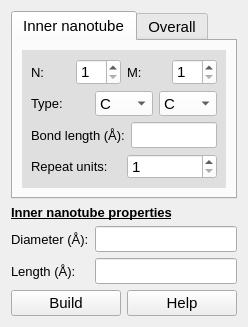
This is furiousatoms/forms/MWNT.ui in nasimanousheh/furious-atoms as Qt 5 draws it before an edit. The edited form follows.
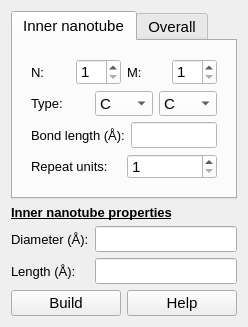
This is the edited form.

Commit message: Transparent the color of widget

Diff of the .ui file:
```diff
--- a/furiousatoms/forms/MWNT.ui
+++ b/furiousatoms/forms/MWNT.ui
@@ -79,7 +79,7 @@
           <bool>false</bool>
          </property>
          <property name="styleSheet">
-          <string notr="true">background-color: rgb(223, 223, 223);</string>
+          <string notr="true"/>
          </property>
          <layout class="QGridLayout" name="gridLayout_12">
           <item row="0" column="0">
```
Left out of the diff: 2 changed lines with no effect on the pictures.
